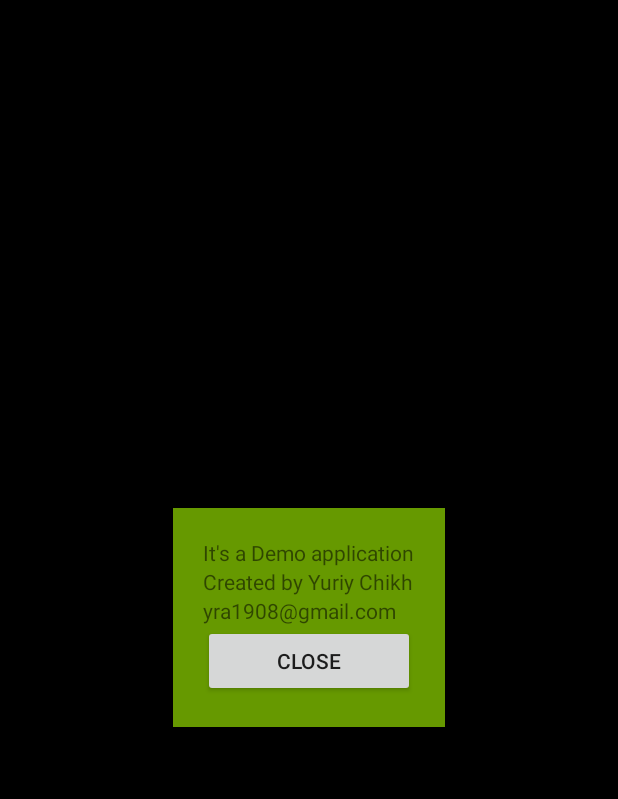
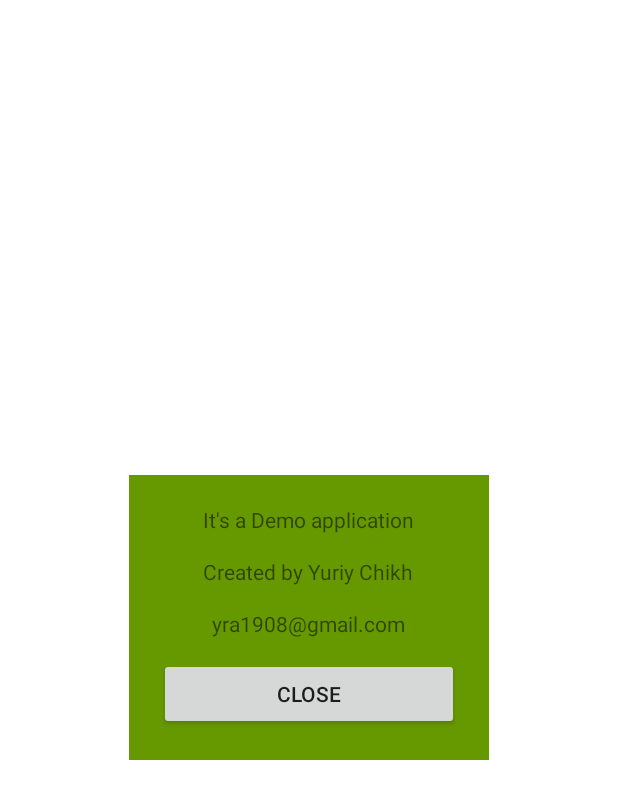
Before and after one commit to yra1908/X-O, an Android app: the screen it shows after launch (MainActivity before the commit, TwoPlayersActivity after it), in the options menu, after a tap on "About App", on a phone screen of 412 x 824 dp. Shown: the top 799 px of the screen. Run offline under Robolectric (Android 15) with nearby library versions, the phone set to English and light mode, and no system bars.

Commit message:
Droid plays with strategies

```diff
--- a/app/src/main/AndroidManifest.xml
+++ b/app/src/main/AndroidManifest.xml
@@ -9,7 +9,7 @@
         android:supportsRtl="true"
         android:theme="@style/AppTheme" >
         <activity
-            android:name=".MainActivity"
+            android:name=".TwoPlayersActivity"
             android:screenOrientation="portrait"
             android:label="@string/app_name"
             android:theme="@style/AppTheme.NoActionBar" >
@@ -19,7 +19,7 @@
             </intent-filter>
         </activity>
         <activity
-            android:name=".SecondActivity"
+            android:name=".PlayerVSDroidActivity"
             android:screenOrientation="portrait"
             android:label="@string/app_name"
             android:theme="@style/AppTheme.NoActionBar"></activity>
--- a/app/src/main/java/game/demo/com/x_o/SecondActivity.java
+++ b/app/src/main/java/game/demo/com/x_o/PlayerVSDroidActivity.java
@@ -15,13 +15,13 @@ import android.view.Menu;
 import android.view.MenuItem;
 import android.view.View;
 import android.view.View.OnClickListener;
+import android.view.ViewGroup;
 import android.view.ViewGroup.LayoutParams;
 import android.widget.Button;
 import android.widget.ImageView;
 import android.widget.LinearLayout;
 import android.widget.PopupWindow;
 import android.widget.TextView;
-import android.widget.Toast;
 
 import java.util.ArrayList;
 import java.util.List;
@@ -29,7 +29,7 @@ import java.util.Random;
 
 import game.demo.com.x_o.model.Cell;
 
-public class SecondActivity extends AppCompatActivity
+public class PlayerVSDroidActivity extends AppCompatActivity
     implements OnClickListener {
 
     private List<Cell> field;
@@ -55,6 +55,9 @@ public class SecondActivity extends AppCompatActivity
 
         status = (TextView) findViewById(R.id.status);
         status.setText("Player1 Move!");
+
+        TextView droid = (TextView) findViewById(R.id.textView2);
+        droid.setText("Droid");
 
         //setting onclick listener to layout
         setListeners();
@@ -121,14 +124,14 @@ public class SecondActivity extends AppCompatActivity
     }
 
     /**
-     * Mane inflater for page
+     * Menu inflater for page
      * @param menu
      * @return true
      */
     @Override
     public boolean onCreateOptionsMenu(Menu menu) {
         getMenuInflater().inflate(R.menu.menu_main, menu);
-        //menu.findItem(R.id.action_1player).setEnabled(false);
+        menu.findItem(R.id.action_1player).setEnabled(false);
         return true;
     }
 
@@ -142,15 +145,11 @@ public class SecondActivity extends AppCompatActivity
 
         switch (item.getItemId()) {
             case R.id.action_exit:
-                Log.d(MainActivity.LOG_TAG, "debug button11");
                 System.exit(0);
                 break;
             case R.id.action_2players:
-                Intent mainActivity = new Intent(this, MainActivity.class);
+                Intent mainActivity = new Intent(this, TwoPlayersActivity.class);
                 startActivity(mainActivity);
-                break;
-            case R.id.action_1player:
-
                 break;
             case R.id.action_about:
                 showPopUpWindow();
@@ -181,7 +180,6 @@ public class SecondActivity extends AppCompatActivity
         switch (v.getId()) {
 
             case R.id.newGameButton: //start new Game
-                Log.d(MainActivity.LOG_TAG, "debug button11");
                 setCellGrid();
                 clearGrid();
                 return;
@@ -253,10 +251,13 @@ public class SecondActivity extends AppCompatActivity
         status.setText("Player 1 Move");
 
         imView.setImageResource(resCross);
+        count++;
+
+        Log.d(TwoPlayersActivity.LOG_TAG, "count="+count);
 
         if(checkLines()){
             finishGame();
-            status.setText("Player1 Win!");
+            status.setText("Player 1 Win!");
             return;
         } else if (count==9){
             status.setText("Deuce!");
@@ -264,30 +265,31 @@ public class SecondActivity extends AppCompatActivity
 
             int number;
 
-            Log.d(MainActivity.LOG_TAG, "attack return"+attackStrategy());
-            Log.d(MainActivity.LOG_TAG, "defence return="+defenceStrategy());
+            Log.d(TwoPlayersActivity.LOG_TAG, "attack return"+attackStrategy());
+            Log.d(TwoPlayersActivity.LOG_TAG, "defence return="+defenceStrategy());
 
             if(attackStrategy()!=-1){
                 number = attackStrategy();
-                Log.d(MainActivity.LOG_TAG, "attack="+number);
+                Log.d(TwoPlayersActivity.LOG_TAG, "attack="+number);
             } else if(defenceStrategy()!=-1){
                 number = defenceStrategy();
-                Log.d(MainActivity.LOG_TAG, "defence="+number);
+                Log.d(TwoPlayersActivity.LOG_TAG, "defence="+number);
             } else {
                 number = new Random().nextInt(8);
             }
 
-            Log.d(MainActivity.LOG_TAG, "random="+number);
+            Log.d(TwoPlayersActivity.LOG_TAG, "random="+number);
 
             while (!checkField(number)){
                 number = new Random().nextInt(8);
-                Log.d(MainActivity.LOG_TAG, "random="+number);
+                Log.d(TwoPlayersActivity.LOG_TAG, "random="+number);
             }
-            Log.d(MainActivity.LOG_TAG, "final random="+number);
+            Log.d(TwoPlayersActivity.LOG_TAG, "final random="+number);
             prepareCellDroid(number);
             ImageView imViewDroid=imageList.get(number);
             imViewDroid.setImageResource(resDroid);
             count++;
+            Log.d(TwoPlayersActivity.LOG_TAG, "count="+count);
         }
 
         if(checkLines()){
@@ -301,12 +303,11 @@ public class SecondActivity extends AppCompatActivity
      */
     private void setCellGrid(){
         count=0;
-        status.setText("Player1 Move");
+        status.setText("Player 1 Move");
         field = new ArrayList<>();
-        for (int i=0; i< MainActivity.CELL_AMOUNT; i++) {
+        for (int i=0; i< TwoPlayersActivity.CELL_AMOUNT; i++) {
             field.add(new Cell(i));
         }
-
     }
 
     /**
@@ -328,13 +329,14 @@ public class SecondActivity extends AppCompatActivity
      */
     private boolean checkLines(){
 
-        for (int[] line : MainActivity.lines) {
+        for (int[] line : TwoPlayersActivity.lines) {
 
             if (field.get(line[0]).equals(field.get(line[1])) &&
                     field.get(line[0]).equals(field.get(line[2])) &&
                     !field.get(line[0]).getValue().equals(Cell.Value.NONE)){
                 for (int index: line) {
-                    imageList.get(index).setBackgroundColor(Color.parseColor(MainActivity.CELL_WIN_COLOR));
+                    imageList.get(index).setBackgroundColor(Color
+                            .parseColor(TwoPlayersActivity.CELL_WIN_COLOR));
                 }
                 return true;
             }
@@ -342,61 +344,81 @@ public class SecondActivity extends AppCompatActivity
         return false;
     }
 
+    /**
+     * Defence Strategy
+     * @return int - cell number not to lose
+     */
     private int defenceStrategy(){
 
         int loop=0;
 
-        for (int[] line : MainActivity.lines) {
+        for (int[] line : TwoPlayersActivity.lines) {
+
             if(Cell.Value.CROSS.equals(field.get(line[0]).getValue())){
                 if(Cell.Value.CROSS.equals(field.get(line[1]).getValue())){
-                    Log.d(MainActivity.LOG_TAG, "def" + MainActivity.lines[loop][2]);
-                    return MainActivity.lines[loop][2];
+
+                    if(checkField(TwoPlayersActivity.lines[loop][2])){
+                        return TwoPlayersActivity.lines[loop][2];
+                    }
                 }
             }
 
             if(Cell.Value.CROSS.equals(field.get(line[1]).getValue())){
                 if(Cell.Value.CROSS.equals(field.get(line[2]).getValue())){
-                    Log.d(MainActivity.LOG_TAG, "def" + MainActivity.lines[loop][0]);
-                    return MainActivity.lines[loop][0];
+
+                    if(checkField(TwoPlayersActivity.lines[loop][0])){
+                        return TwoPlayersActivity.lines[loop][0];
+                    }
                 }
             }
 
             if(Cell.Value.CROSS.equals(field.get(line[0]).getValue())){
                 if(Cell.Value.CROSS.equals(field.get(line[2]).getValue())){
-                    Log.d(MainActivity.LOG_TAG, "def" + MainActivity.lines[loop][1]);
-                    return MainActivity.lines[loop][1];
+
+                    if(checkField(TwoPlayersActivity.lines[loop][1])){
+                        return TwoPlayersActivity.lines[loop][1];
+                    }
                 }
             }
             loop++;
         }
-
         return -1;
     }
 
+    /**
+     * Attack Strategy
+     * @return int - cell number to Win
+     */
     private int attackStrategy(){
 
         int loop=0;
 
-        for (int[] line : MainActivity.lines) {
+        for (int[] line : TwoPlayersActivity.lines) {
 
             if(Cell.Value.ZERO.equals(field.get(line[0]).getValue())){
                 if(Cell.Value.ZERO.equals(field.get(line[1]).getValue())){
-                    Log.d(MainActivity.LOG_TAG, "att" + MainActivity.lines[loop][2]);
-                    return MainActivity.lines[loop][2];
+
+                    if(checkField(TwoPlayersActivity.lines[loop][2])){
+                        return TwoPlayersActivity.lines[loop][2];
+                    }
                 }
             }
 
             if(Cell.Value.ZERO.equals(field.get(line[1]).getValue())){
                 if(Cell.Value.ZERO.equals(field.get(line[2]).getValue())){
-                    Log.d(MainActivity.LOG_TAG, "att" + MainActivity.lines[loop][0]);
-                    return MainActivity.lines[loop][0];
+
+                    if(checkField(TwoPlayersActivity.lines[loop][0])){
+                        return TwoPlayersActivity.lines[loop][0];
+                    }
                 }
             }
 
             if(Cell.Value.ZERO.equals(field.get(line[0]).getValue())){
                 if(Cell.Value.ZERO.equals(field.get(line[2]).getValue())){
-                    Log.d(MainActivity.LOG_TAG, "att" + MainActivity.lines[loop][1]);
-                    return MainActivity.lines[loop][1];
+
+                    if(checkField(TwoPlayersActivity.lines[loop][1])){
+                        return TwoPlayersActivity.lines[loop][1];
+                    }
                 }
             }
             loop++;
@@ -422,10 +444,8 @@ public class SecondActivity extends AppCompatActivity
      */
     private boolean checkField(int number){
         if(field.get(number).isActive()){
-            Toast.makeText(this, "Field is already filled", Toast.LENGTH_SHORT).show();
             return false;
         }
-        count++;
         return true;
     }
 
@@ -443,24 +463,21 @@ public class SecondActivity extends AppCompatActivity
      * Show PopUp window with info about application
      */
     private void showPopUpWindow() {
-        Log.d(MainActivity.LOG_TAG, "show popup");
-        LayoutInflater layoutInflater = (LayoutInflater) this.getSystemService(Context.LAYOUT_INFLATER_SERVICE);
+        Log.d(TwoPlayersActivity.LOG_TAG, "show popup");
+        LayoutInflater layoutInflater = (LayoutInflater) this
+                .getSystemService(Context.LAYOUT_INFLATER_SERVICE);
 
-        View popupView = layoutInflater.inflate(R.layout.pop_up, null);
+        View popupView = layoutInflater.inflate(R.layout.pop_up,
+                (ViewGroup) findViewById(R.id.pop_up));
 
         popupWindow = new PopupWindow(popupView,
-                LayoutParams.WRAP_CONTENT, LayoutParams.WRAP_CONTENT);
+                LayoutParams.MATCH_PARENT, LayoutParams.MATCH_PARENT, true);
 
         popupWindow.showAtLocation(popupView, Gravity.CENTER, 0, 0);
-        //popupWindow.showAtLocation
-        // (this.findViewById(R.id.ScrollView01), Gravity.CENTER, 0, 0);
-
-        //popupWindow .setTouchable(true);
-        //popupWindow .setFocusable(true);
 
         Button btnDismiss = (Button)popupView.findViewById(R.id.dismiss);
 
-        btnDismiss.setOnClickListener(new OnClickListener() {
+        btnDismiss.setOnClickListener(new Button.OnClickListener() {
             @Override
             public void onClick(View v) {
                 popupWindow.dismiss();
--- a/app/src/main/java/game/demo/com/x_o/MainActivity.java
+++ b/app/src/main/java/game/demo/com/x_o/TwoPlayersActivity.java
@@ -29,15 +29,18 @@ import java.util.List;
 
 import game.demo.com.x_o.model.Cell;
 
-public class MainActivity extends AppCompatActivity
+public class TwoPlayersActivity extends AppCompatActivity
     implements OnClickListener {
 
     public static final String LOG_TAG="Log_Debug";
 
     static final String CELL_WIN_COLOR="#3F51B5";
     static final int CELL_AMOUNT=9;
-    static int [][] lines = {{0,1,2}, {3,4,5}, {6,7,8}, {0,3,6},
-                                     {1,4,7}, {2,5,8}, {0,4,8}, {2,4,6}};
+
+    static int [][] lines = {{0,1,2}, {3,4,5},
+                             {6,7,8}, {0,3,6},
+                             {1,4,7}, {2,5,8},
+                             {0,4,8}, {2,4,6}};
 
     private boolean player1;
     private List<Cell> field;
@@ -121,23 +124,16 @@ public class MainActivity extends AppCompatActivity
     }
 
     /**
-     * Mane inflater for page
+     * Menu inflater for page
      * @param menu
      * @return true
      */
     @Override
     public boolean onCreateOptionsMenu(Menu menu) {
         getMenuInflater().inflate(R.menu.menu_main, menu);
-        //menu.findItem(R.id.action_2players).setEnabled(false);
+        menu.findItem(R.id.action_2players).setEnabled(false);
         return true;
     }
-
-    /*@Override
-    public boolean onPrepareOptionsMenu(Menu menu) {
-        super.onPrepareOptionsMenu(menu);
-        menu.findItem(R.id.sort_by_name).setChecked(true);
-        return true;
-    }*/
 
     /**
      * Onlick Listener fot menu items
@@ -149,14 +145,13 @@ public class MainActivity extends AppCompatActivity
 
         switch (item.getItemId()) {
             case R.id.action_exit:
-                Log.d(LOG_TAG, "debug button11");
                 System.exit(0);
                 break;
             case R.id.action_2players:
 
                 break;
             case R.id.action_1player:
-                Intent secondActivity = new Intent(this, SecondActivity.class);
+                Intent secondActivity = new Intent(this, PlayerVSDroidActivity.class);
                 startActivity(secondActivity);
                 break;
             case R.id.action_about:
@@ -179,7 +174,7 @@ public class MainActivity extends AppCompatActivity
 
     /**
      * OnClick Listener for Grid field
-     * Control game flow
+     * Controller for game flow
      * @param v View item
      */
     @Override
@@ -188,7 +183,6 @@ public class MainActivity extends AppCompatActivity
         switch (v.getId()) {
 
             case R.id.newGameButton: //start new Game
-                Log.d(LOG_TAG, "debug button11");
                 setCellGrid();
                 clearGrid();
                 return;
@@ -286,7 +280,7 @@ public class MainActivity extends AppCompatActivity
     private void setCellGrid(){
         count=0;
         player1=true;
-        status.setText("Player1 Move");
+        status.setText("Player 1 Move");
         field = new ArrayList<>();
         for (int i=0; i<CELL_AMOUNT; i++) {
             field.add(new Cell(i));
@@ -333,9 +327,9 @@ public class MainActivity extends AppCompatActivity
      */
     private void finishGame(){
         if(player1){
-            status.setText("Player2 Win!");
+            status.setText("Player 2 Win!");
         } else {
-            status.setText("Player1 Win!");
+            status.setText("Player 1 Win!");
         }
         for (Cell cell: field) {
             cell.setActive(true);
@@ -372,18 +366,16 @@ public class MainActivity extends AppCompatActivity
      */
     private void showPopUpWindow() {
         Log.d(LOG_TAG, "show popup");
-        LayoutInflater layoutInflater = (LayoutInflater) this.getSystemService(Context.LAYOUT_INFLATER_SERVICE);
+        LayoutInflater layoutInflater = (LayoutInflater)
+                this.getSystemService(Context.LAYOUT_INFLATER_SERVICE);
 
-        View popupView = layoutInflater.inflate(R.layout.pop_up, (ViewGroup) findViewById(R.id.pop_up));
+        View popupView = layoutInflater.inflate(R.layout.pop_up,
+                (ViewGroup) findViewById(R.id.pop_up));
 
         popupWindow = new PopupWindow(popupView,
                 LayoutParams.MATCH_PARENT, LayoutParams.MATCH_PARENT, true);
 
         popupWindow.showAtLocation(popupView, Gravity.CENTER, 0, 0);
-        //popupWindow.showAtLocation(this.findViewById(R.id.ScrollView01), Gravity.CENTER, 0, 0);
-
-        popupWindow .setTouchable(true);
-        popupWindow .setFocusable(true);
 
         Button btnDismiss = (Button)popupView.findViewById(R.id.dismiss);
 
--- a/app/src/main/res/layout/pop_up.xml
+++ b/app/src/main/res/layout/pop_up.xml
@@ -4,7 +4,7 @@
     android:layout_height="fill_parent"
     android:id="@+id/pop_up"
     android:orientation="vertical"
-    android:background="@android:color/background_dark">
+    android:background="@android:color/background_light">
     <RelativeLayout
         android:layout_width="wrap_content"
         android:layout_height="wrap_content"
@@ -13,28 +13,43 @@
         android:layout_gravity="center_horizontal"
         android:layout_centerVertical="true"
         android:layout_centerHorizontal="true">
-        <LinearLayout
-            android:layout_width="wrap_content"
-            android:layout_height="wrap_content"
+        <RelativeLayout
+            android:layout_width="200dp"
+            android:layout_height="150dp"
             android:orientation="vertical"
             android:layout_margin="20dp">
             <TextView
-                android:layout_width="fill_parent"
+                android:layout_width="wrap_content"
                 android:layout_height="wrap_content"
-                android:text="It's a Demo application" />
+                android:text="It's a Demo application"
+                android:id="@+id/textView3"
+                android:layout_alignParentTop="true"
+                android:layout_centerHorizontal="true" />
             <TextView
-                android:layout_width="fill_parent"
+                android:layout_width="wrap_content"
                 android:layout_height="wrap_content"
-                android:text="Created by Yuriy Chikh" />
+                android:text="Created by Yuriy Chikh"
+                android:layout_below="@+id/textView3"
+                android:layout_centerHorizontal="true"
+                android:layout_marginTop="15dp"
+
+                android:id="@+id/textView5" />
             <TextView
-                android:layout_width="fill_parent"
+                android:layout_width="wrap_content"
                 android:layout_height="wrap_content"
-                android:text="yra1908@gmail.com" />
+                android:text="yra1908@gmail.com"
+                android:id="@+id/textView4"
+                android:layout_centerHorizontal="true"
+                android:layout_below="@+id/textView3"
+                android:layout_marginTop="50dp"/>
             <Button
                 android:id="@+id/dismiss"
                 android:layout_width="fill_parent"
                 android:layout_height="wrap_content"
-                android:text="Close" />
-        </LinearLayout>
+                android:text="Close"
+                android:layout_alignParentBottom="true"
+                android:layout_alignParentLeft="true"
+                android:layout_alignParentStart="true" />
+        </RelativeLayout>
     </RelativeLayout>
 </RelativeLayout>
```
Also changed, not shown: app/src/main/java/game/demo/com/x_o/model/Cell.java (+4 -4 lines), app/src/main/java/game/demo/com/x_o/model/Player.java (deleted, +0 -14 lines), app/src/main/res/layout/weight_example.xml (deleted, +0 -111 lines).
